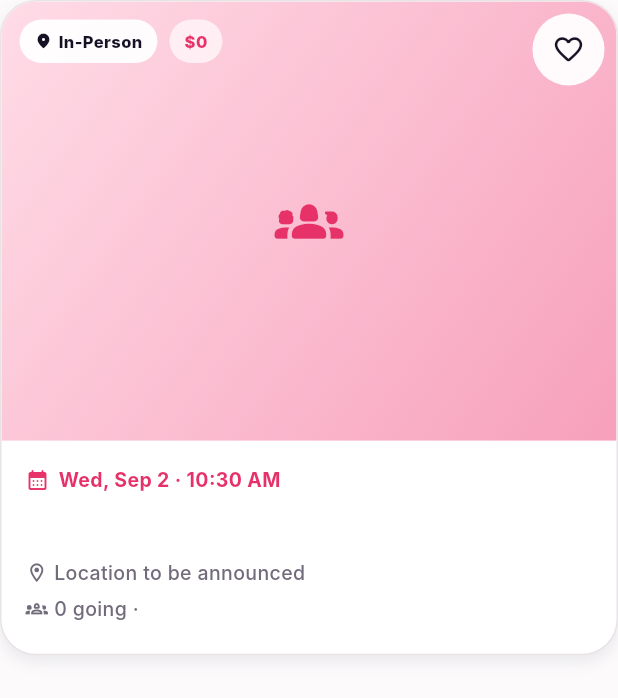
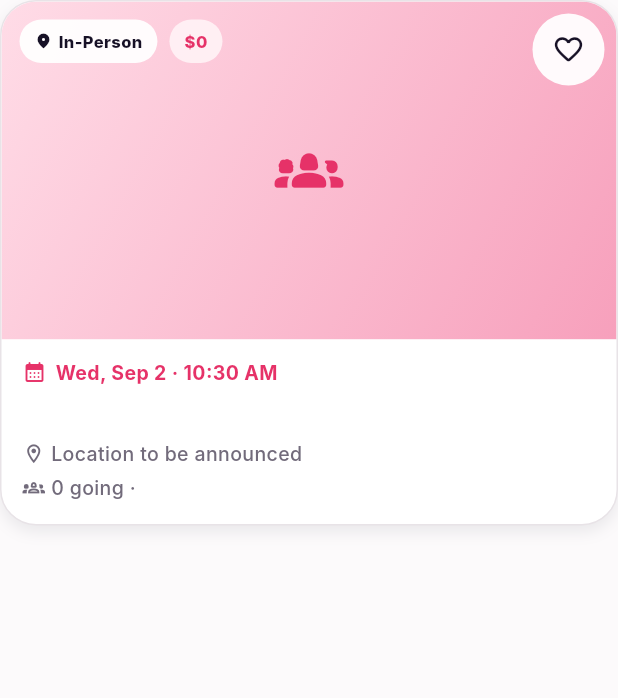
Before and after one commit to hassanaalwaqedi/khair, a Flutter app: the FeaturedEventCard widget shown alone on an empty page, opened directly with empty values, on a phone screen of 412 x 824 dp. Shown: the top 698 px of the screen. Run offline on Flutter 3.47's test engine with Material 3 defaults, Android fonts, the phone set to English and light mode, and no system bars; our stand-ins replace cached_network_image, dartz, dio, equatable, file_picker, firebase_core and 16 more; missing offline and left inert: dart:html, dart:js_interop, flutter_app_badger; accounts and stored records are empty; network calls fail; Roboto replaces fonts that are missing (Inter).

Commit message:
refactor: compact discovery event cards

```diff
--- a/frontend/khair_app/lib/features/home/presentation/widgets/discover/featured_event_card.dart
+++ b/frontend/khair_app/lib/features/home/presentation/widgets/discover/featured_event_card.dart
@@ -79,7 +79,9 @@ class _FeaturedEventCardState extends State<FeaturedEventCard> {
                     child: Stack(
                       children: [
                         AspectRatio(
-                          aspectRatio: 1.4,
+                          // Compact landscape thumbnail: recognisably Khair,
+                          // inspired by familiar event-browsing patterns.
+                          aspectRatio: 1.82,
                           child: _EventImage(event: event),
                         ),
                         // Top-left Pills
@@ -148,7 +150,7 @@ class _FeaturedEventCardState extends State<FeaturedEventCard> {
                     ),
                   ),
                   Padding(
-                    padding: const EdgeInsets.fromLTRB(16, 16, 16, 20),
+                    padding: const EdgeInsets.fromLTRB(14, 12, 14, 14),
                     child: Column(
                       crossAxisAlignment: CrossAxisAlignment.start,
                       children: [
@@ -169,7 +171,7 @@ class _FeaturedEventCardState extends State<FeaturedEventCard> {
                             ),
                           ],
                         ),
-                        SizedBox(height: 8),
+                        SizedBox(height: 6),
                         // Title
                         Text(
                           event.title,
@@ -178,11 +180,11 @@ class _FeaturedEventCardState extends State<FeaturedEventCard> {
                           style: TextStyle(
                             color: AppColors.textPrimary,
                             fontWeight: FontWeight.w800,
-                            fontSize: 18,
+                            fontSize: 16,
                             height: 1.25,
                           ),
                         ),
-                        SizedBox(height: 12),
+                        SizedBox(height: 8),
                         // Metadata
                         Row(
                           children: [
@@ -204,7 +206,7 @@ class _FeaturedEventCardState extends State<FeaturedEventCard> {
                             ),
                           ],
                         ),
-                        SizedBox(height: 4),
+                        SizedBox(height: 3),
                         Row(
                           children: [
                             Icon(Icons.groups_2_outlined,
--- a/frontend/khair_app/lib/l10n/app_ar.arb
+++ b/frontend/khair_app/lib/l10n/app_ar.arb
@@ -923,7 +923,7 @@
   "discoverHeadlinePre": "اكتشف شيئًا",
   "discoverHeadlineHighlight": "ذا معنى",
   "discoverHeadlinePost": ".",
-  "discoverHeroSupporting": "استكشف الفعاليات والمجتمعات الإسلامية بالقرب منك وعبر الإنترنت.",
+  "discoverHeroSupporting": "استكشف الفعاليات والمجتمعات بالقرب منك وعبر الإنترنت.",
   "resultsForQuery": "نتائج البحث عن «{query}»",
   "matchingEvents": "فعاليات مطابقة",
   "exploreMap": "استكشف الخريطة",
--- a/frontend/khair_app/lib/l10n/app_en.arb
+++ b/frontend/khair_app/lib/l10n/app_en.arb
@@ -1006,7 +1006,7 @@
   "discoverHeadlinePre": "Find something",
   "discoverHeadlineHighlight": "meaningful",
   "discoverHeadlinePost": ".",
-  "discoverHeroSupporting": "Explore Islamic events and communities near you and online.",
+  "discoverHeroSupporting": "Explore events and communities near you and online.",
   "resultsForQuery": "Results for \"{query}\"",
   "matchingEvents": "Matching events",
   "exploreMap": "Explore map",
--- a/frontend/khair_app/lib/l10n/app_tr.arb
+++ b/frontend/khair_app/lib/l10n/app_tr.arb
@@ -1006,7 +1006,7 @@
   "discoverHeadlinePre": "Daha",
   "discoverHeadlineHighlight": "anlamlı",
   "discoverHeadlinePost": " bir şey bulun.",
-  "discoverHeroSupporting": "Yakınınızdaki ve çevrim içi İslami etkinlikleri ve toplulukları keşfedin.",
+  "discoverHeroSupporting": "Yakınınızdaki ve çevrim içi etkinlikleri ve toplulukları keşfedin.",
   "resultsForQuery": "\"{query}\" için sonuçlar",
   "matchingEvents": "Eşleşen etkinlikler",
   "exploreMap": "Haritayı keşfet",
```
Also changed, not shown: frontend/khair_app/lib/features/home/presentation/pages/discover_page.dart (+9 -21 lines), frontend/khair_app/lib/l10n/generated/app_localizations.dart, frontend/khair_app/lib/l10n/generated/app_localizations_ar.dart, frontend/khair_app/lib/l10n/generated/app_localizations_en.dart, frontend/khair_app/lib/l10n/generated/app_localizations_tr.dart.
